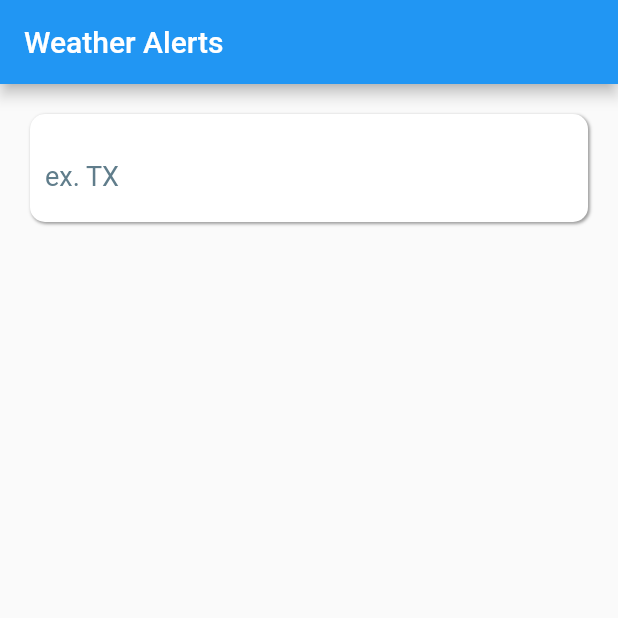
After one commit to hnabbasi/FlutterWxApp, a Flutter app: the screen it shows after launch, on a phone screen of 412 x 824 dp, the top half of it. The commit adds this screen. Run offline on Flutter 3.47's test engine with Material 2 defaults, Android fonts, the phone set to English and light mode, and no system bars; our stand-ins replace bloc, equatable, flutter_bloc.

Commit message:
Using cubits now

```diff
--- /dev/null
+++ b/src/lib/core/configs/configs.dart
@@ -0,0 +1,4 @@
+class Configs {
+  static const String apiBaseUrl = "api.weather.gov";
+  static const Map<String,String> headers = {"User-agent":"flutter_bloc"};
+}
--- /dev/null
+++ b/src/lib/features/alerts/bloc/alerts_cubit.dart
@@ -0,0 +1,33 @@
+import 'package:bloc/bloc.dart';
+import 'package:equatable/equatable.dart';
+
+import '../models/alert.dart';
+import '../repositories/alerts_repository.dart';
+
+part 'alerts_state.dart';
+
+class AlertsCubit extends Cubit<AlertsState> {
+  final AlertsRepository repository;
+
+  AlertsCubit(this.repository) : super(AlertsInitial());
+
+  Future<void> getAlerts(String stateCode) async {
+    try{
+     emit(AlertsLoading());
+     final alerts = await repository.getAlerts(stateCode);
+     var status = "No active alerts found";
+
+     if(alerts.isNotEmpty){
+       alerts.sort((a,b) => a.severity.toInt.compareTo(b.severity.toInt));
+       status = "Found ${alerts.length} alerts";
+     }
+     emit(AlertsLoaded(alerts, status));
+    } on Exception {
+      emit(AlertsError("Failed to get alerts for $stateCode"));
+    }
+  }
+
+  void reset() {
+    emit(AlertsInitial());
+  }
+}
--- /dev/null
+++ b/src/lib/features/alerts/bloc/alerts_state.dart
@@ -0,0 +1,52 @@
+part of 'alerts_cubit.dart';
+
+abstract class AlertsState extends Equatable {
+  const AlertsState();
+}
+
+class AlertsInitial extends AlertsState {
+  @override
+  List<Object> get props => [];
+}
+
+class AlertsLoading extends AlertsState {
+  @override
+  List<Object> get props => [];
+}
+
+class AlertsLoaded extends AlertsState {
+  final List<Alert> alerts;
+  final String status;
+
+  const AlertsLoaded(this.alerts, this.status);
+
+  @override
+  List<Object> get props => [alerts, status];
+
+  @override
+  bool operator ==(Object other){
+    if (identical(this, 0)) return true;
+    return other is AlertsLoaded && other.alerts == alerts && other.status == status;
+  }
+
+  @override
+  int get hashCode => alerts.hashCode;
+}
+
+class AlertsError extends AlertsState {
+  final String errMessage;
+
+  const AlertsError(this.errMessage);
+
+  @override
+  List<Object> get props => [errMessage];
+
+  @override
+  bool operator ==(Object other){
+    if (identical(this, 0)) return true;
+    return other is AlertsError && other.errMessage == errMessage;
+  }
+
+  @override
+  int get hashCode => errMessage.hashCode;
+}
--- a/src/lib/alert.dart
+++ b/src/lib/features/alerts/models/alert.dart
@@ -1,9 +1,11 @@
+import 'package:flutterwxapp/features/alerts/models/severity.dart';
+
 class Alert {
   String id;
   DateTime sent;
   String event;
   String headline;
-  String severity;
+  Severity severity;
 
   Alert({
     required this.id,
@@ -17,6 +19,6 @@ class Alert {
     id = json["id"],
     sent = DateTime.parse(json["sent"]),
     event = json["event"],
-    severity = json["severity"],
+    severity = Severity.fromString(json["severity"]),
     headline = json["headline"];
 }
--- /dev/null
+++ b/src/lib/features/alerts/repositories/alerts_repository.dart
@@ -0,0 +1,5 @@
+import '../models/alert.dart';
+
+abstract class AlertsRepository {
+  Future<List<Alert>> getAlerts(String stateCode);
+}
--- /dev/null
+++ b/src/lib/features/alerts/repositories/api_alerts_repository.dart
@@ -0,0 +1,29 @@
+import 'dart:convert';
+
+import 'package:flutter/foundation.dart';
+import 'package:flutterwxapp/features/alerts/models/alert.dart';
+import 'package:http/http.dart' as http;
+
+import '../../../core/configs/configs.dart';
+import 'alerts_repository.dart';
+
+
+class ApiAlertsRepository implements AlertsRepository {
+
+  @override
+  Future<List<Alert>> getAlerts(String stateCode) async {
+    final res = await http.get(Uri.https(Configs.apiBaseUrl, "/alerts/active/area/$stateCode"), headers: Configs.headers);
+    if(res.statusCode != 200){
+      return List.empty();
+    }
+
+    final map = jsonDecode(res.body);
+    final List features = map["features"];
+
+    if(kDebugMode){
+      print("[Repository] Found ${features.length} alerts");
+    }
+
+    return List.generate(features.length, (index) => Alert.fromJson(features[index]["properties"]!));
+  }
+}
--- /dev/null
+++ b/src/lib/features/alerts/views/pages/alerts_page.dart
@@ -0,0 +1,99 @@
+import 'package:flutter/material.dart';
+import 'package:flutter/services.dart';
+import 'package:flutter_bloc/flutter_bloc.dart';
+import 'package:flutterwxapp/features/alerts/bloc/alerts_cubit.dart';
+
+import '../../../../core/helpers/upper_case_text_formatter.dart';
+import '../widgets/alerts_list_view_widget.dart';
+
+class AlertsPage extends StatelessWidget {
+  final TextEditingController _controller = TextEditingController();
+
+  AlertsPage({Key? key}) : super(key: key);
+
+  @override
+  Widget build(BuildContext context) {
+    return Scaffold(
+      appBar: AppBar(
+        title: const Text('Weather Alerts'),
+      ),
+      body: Container(
+          padding: const EdgeInsets.all(20),
+          child: Column(children: <Widget>[
+            Container(
+              padding: const EdgeInsets.only(left: 10),
+              decoration: BoxDecoration(
+                  color: Colors.white,
+                  borderRadius: BorderRadius.circular(10),
+                  boxShadow: const [
+                    BoxShadow(
+                        color: Colors.grey,
+                        offset: Offset(1,1),
+                        blurRadius: 1.0
+                    )
+                  ]
+              ),
+              child: TextField(
+                controller: _controller,
+                style: const TextStyle(color: Colors.blueGrey, fontSize: 18),
+                textCapitalization: TextCapitalization.characters,
+                inputFormatters: [
+                  LengthLimitingTextInputFormatter(2),
+                  UpperCaseTextFormatter(),
+                ],
+                decoration: InputDecoration(
+                    hintText: "ex. TX",
+                    hintStyle: const TextStyle(color: Colors.blueGrey),
+                    border: InputBorder.none,
+                    suffix: IconButton(
+                      color: Colors.blueGrey,
+                      icon: const Icon(Icons.cancel),
+                      onPressed: () {
+                        _controller.clear();
+                        BlocProvider.of<AlertsCubit>(context).reset();
+                      },
+                    )
+                ),
+                onChanged: (stateCode) async {
+                  if(stateCode.length < 2) {
+                    return;
+                  }
+                  BlocProvider.of<AlertsCubit>(context).getAlerts(stateCode);
+                },
+              ),
+            ),
+            Container(
+                padding: const EdgeInsets.all(10),
+                child: BlocBuilder<AlertsCubit, AlertsState>(
+                  builder: (context, state) {
+                    switch (state.runtimeType) {
+                      case AlertsLoaded:
+                        return Text((state as AlertsLoaded).status);
+                      default:
+                        return const Text("");
+                    }
+                  }
+                )
+            ),
+            BlocBuilder<AlertsCubit, AlertsState>(
+                builder: (context, state) {
+                  switch (state.runtimeType) {
+                    case AlertsLoaded:
+                      return Expanded(
+                          child: AlertsListViewWidget(alerts: (state as AlertsLoaded).alerts)
+                      );
+                    case AlertsLoading:
+                      return const CircularProgressIndicator();
+                    case AlertsError:
+                      return Text((state as AlertsError).errMessage);
+                    default:
+                      return const Text("");
+                  }
+                }
+            )
+          ]
+          )
+      ), // This trailing comma makes auto-formatting nicer for build methods.
+    );
+  }
+}
--- /dev/null
+++ b/src/lib/features/alerts/views/widgets/alerts_list_view_widget.dart
@@ -0,0 +1,30 @@
+import 'package:flutter/cupertino.dart';
+
+import '../../models/alert.dart';
+import 'alert_list_item_widget.dart';
+
+class AlertsListViewWidget extends StatelessWidget {
+  final List<Alert> alerts;
+
+  const AlertsListViewWidget({Key? key, required this.alerts}) : super(key: key);
+
+  @override
+  Widget build(BuildContext context) {
+    return LayoutBuilder(
+        builder: (BuildContext context, BoxConstraints constraints) {
+          if (constraints.maxWidth > 540) {
+            return GridView.count(
+                crossAxisCount: 4,
+                children: List.generate(alerts.length, (index) => AlertListItemWidget(alert: alerts[index]))
+            );
+          } else {
+            return ListView(
+              scrollDirection: Axis.vertical,
+              children: List.generate(alerts.length, (index) {
+                return AlertListItemWidget(alert: alerts[index]);
+              }),
+            );
+          }
+        });
+  }
+}
--- a/src/pubspec.yaml
+++ b/src/pubspec.yaml
@@ -35,6 +35,9 @@ dependencies:
   # Use with the CupertinoIcons class for iOS style icons.
   cupertino_icons: ^1.0.2
   http: ^0.13.5
+  bloc: ^8.1.0
+  flutter_bloc: ^8.1.1
+  equatable: ^2.0.0-nullsafety.0
 
 dev_dependencies:
   flutter_test:
```
Also changed, not shown: src/lib/core/helpers/upper_case_text_formatter.dart (added, +11 -0 lines), src/lib/features/alerts/models/severity.dart (added, +38 -0 lines), src/lib/features/alerts/views/widgets/alert_list_item_widget.dart (added, +36 -0 lines), src/lib/main.dart (+8 -192 lines).
